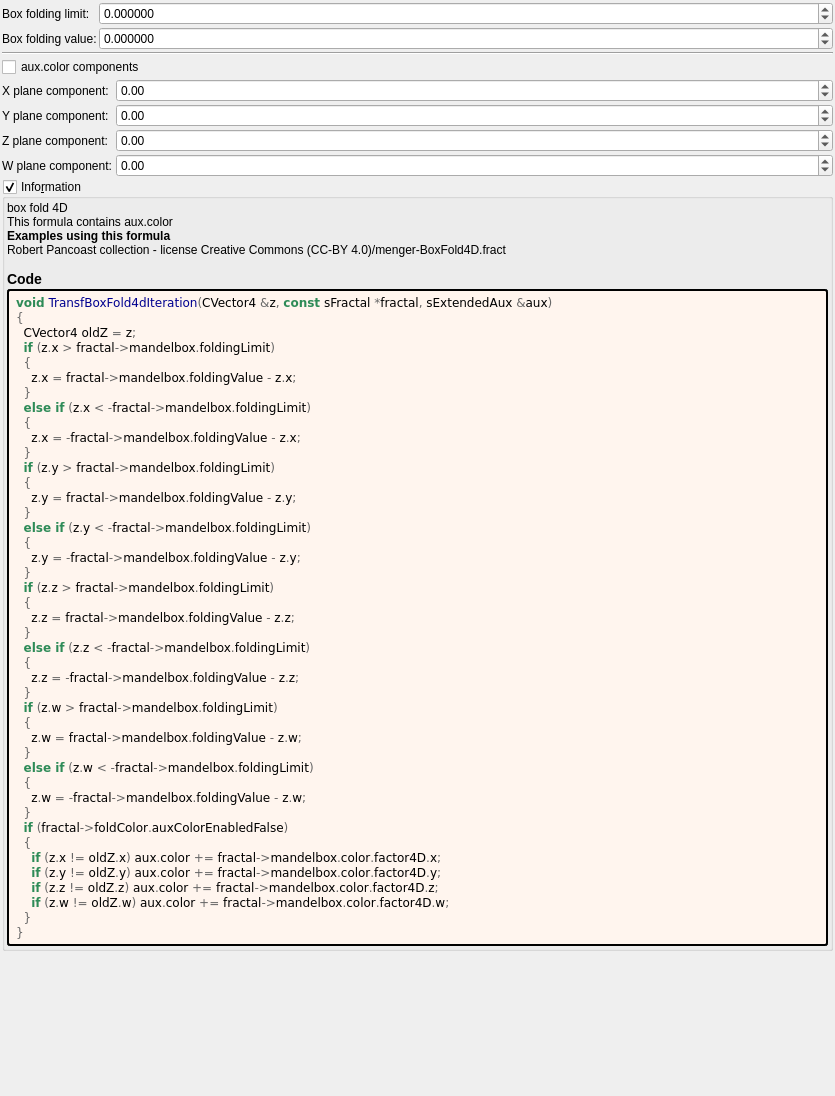
buddhi1980/mandelbulber2, file mandelbulber2/formula/ui/transf_box_fold4d.ui: the form before one commit.
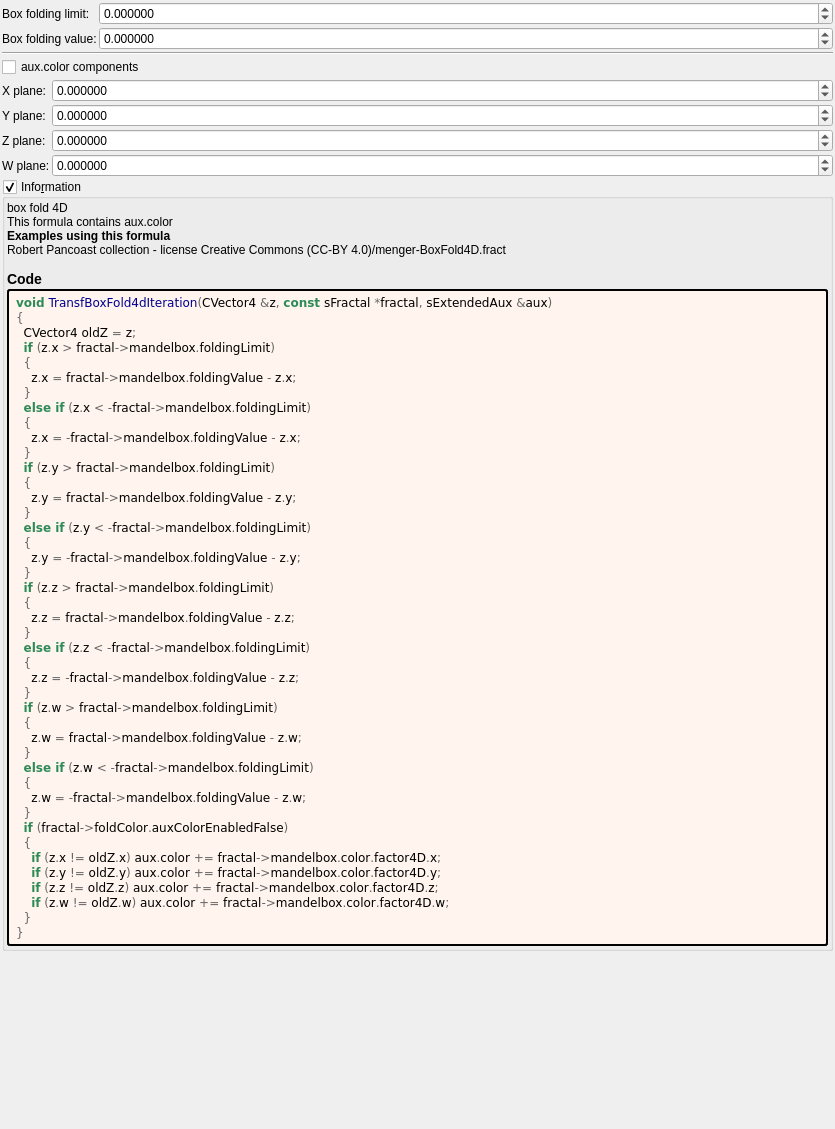
The form after the commit. Custom widgets are drawn as their Qt base class.

Commit message: some more 6 decimal auxcolors

```diff
--- a/mandelbulber2/formula/ui/transf_box_fold4d.ui
+++ b/mandelbulber2/formula/ui/transf_box_fold4d.ui
@@ -7,7 +7,7 @@
     <x>0</x>
     <y>0</y>
     <width>835</width>
-    <height>1096</height>
+    <height>1129</height>
    </rect>
   </property>
   <property name="windowTitle">
@@ -114,147 +114,35 @@
     </widget>
    </item>
    <item>
-    <layout class="QGridLayout" name="gridLayout_4" columnstretch="0,0,1">
+    <layout class="QGridLayout" name="gridLayout_4" columnstretch="0,1,0" columnminimumwidth="0,0,0">
      <property name="spacing">
       <number>2</number>
      </property>
-     <item row="4" column="2">
-      <widget class="MyDoubleSpinBox" name="spinbox4_mandelbox_color_4D_z">
-       <property name="sizePolicy">
-        <sizepolicy hsizetype="Minimum" vsizetype="Maximum">
-         <horstretch>0</horstretch>
-         <verstretch>0</verstretch>
-        </sizepolicy>
-       </property>
-       <property name="prefix">
-        <string/>
-       </property>
-       <property name="suffix">
-        <string/>
-       </property>
-       <property name="decimals">
-        <number>2</number>
-       </property>
-       <property name="minimum">
-        <double>-100.000000000000000</double>
-       </property>
-       <property name="maximum">
-        <double>100.000000000000000</double>
-       </property>
-       <property name="singleStep">
-        <double>0.100000000000000</double>
-       </property>
-      </widget>
-     </item>
-     <item row="5" column="2">
-      <widget class="MyDoubleSpinBox" name="spinbox4_mandelbox_color_4D_w">
-       <property name="sizePolicy">
-        <sizepolicy hsizetype="Minimum" vsizetype="Maximum">
-         <horstretch>0</horstretch>
-         <verstretch>0</verstretch>
-        </sizepolicy>
-       </property>
-       <property name="prefix">
-        <string/>
-       </property>
-       <property name="suffix">
-        <string/>
-       </property>
-       <property name="decimals">
-        <number>2</number>
-       </property>
-       <property name="minimum">
-        <double>-100.000000000000000</double>
-       </property>
-       <property name="maximum">
-        <double>100.000000000000000</double>
-       </property>
-       <property name="singleStep">
-        <double>0.100000000000000</double>
-       </property>
-      </widget>
-     </item>
      <item row="5" column="0">
       <widget class="QLabel" name="label_30">
        <property name="text">
-        <string>W plane component:</string>
-       </property>
-      </widget>
-     </item>
-     <item row="3" column="2">
-      <widget class="MyDoubleSpinBox" name="spinbox4_mandelbox_color_4D_y">
-       <property name="sizePolicy">
-        <sizepolicy hsizetype="Minimum" vsizetype="Maximum">
-         <horstretch>0</horstretch>
-         <verstretch>0</verstretch>
-        </sizepolicy>
-       </property>
-       <property name="prefix">
-        <string/>
-       </property>
-       <property name="suffix">
-        <string/>
-       </property>
-       <property name="decimals">
-        <number>2</number>
-       </property>
-       <property name="minimum">
-        <double>-100.000000000000000</double>
-       </property>
-       <property name="maximum">
-        <double>100.000000000000000</double>
-       </property>
-       <property name="singleStep">
-        <double>0.100000000000000</double>
-       </property>
-      </widget>
-     </item>
-     <item row="2" column="2">
-      <widget class="MyDoubleSpinBox" name="spinbox4_mandelbox_color_4D_x">
-       <property name="sizePolicy">
-        <sizepolicy hsizetype="Minimum" vsizetype="Maximum">
-         <horstretch>0</horstretch>
-         <verstretch>0</verstretch>
-        </sizepolicy>
-       </property>
-       <property name="prefix">
-        <string/>
-       </property>
-       <property name="suffix">
-        <string/>
-       </property>
-       <property name="decimals">
-        <number>2</number>
-       </property>
-       <property name="minimum">
-        <double>-100.000000000000000</double>
-       </property>
-       <property name="maximum">
-        <double>100.000000000000000</double>
-       </property>
-       <property name="singleStep">
-        <double>0.100000000000000</double>
+        <string>W plane:</string>
        </property>
       </widget>
      </item>
      <item row="4" column="0">
       <widget class="QLabel" name="label_27">
        <property name="text">
-        <string>Z plane component:</string>
+        <string>Z plane:</string>
        </property>
       </widget>
      </item>
      <item row="3" column="0">
       <widget class="QLabel" name="label_26">
        <property name="text">
-        <string>Y plane component:</string>
+        <string>Y plane:</string>
        </property>
       </widget>
      </item>
      <item row="2" column="0">
       <widget class="QLabel" name="label_25">
        <property name="text">
-        <string>X plane component:</string>
+        <string>X plane:</string>
        </property>
       </widget>
      </item>
@@ -265,6 +153,118 @@
        </property>
       </widget>
      </item>
+     <item row="2" column="1" colspan="2">
+      <widget class="MyDoubleSpinBox" name="spinbox4_mandelbox_color_4D_x">
+       <property name="sizePolicy">
+        <sizepolicy hsizetype="Minimum" vsizetype="Maximum">
+         <horstretch>0</horstretch>
+         <verstretch>0</verstretch>
+        </sizepolicy>
+       </property>
+       <property name="prefix">
+        <string/>
+       </property>
+       <property name="suffix">
+        <string/>
+       </property>
+       <property name="decimals">
+        <number>6</number>
+       </property>
+       <property name="minimum">
+        <double>-100.000000000000000</double>
+       </property>
+       <property name="maximum">
+        <double>100.000000000000000</double>
+       </property>
+       <property name="singleStep">
+        <double>0.100000000000000</double>
+       </property>
+      </widget>
+     </item>
+     <item row="3" column="1" colspan="2">
+      <widget class="MyDoubleSpinBox" name="spinbox4_mandelbox_color_4D_y">
+       <property name="sizePolicy">
+        <sizepolicy hsizetype="Minimum" vsizetype="Maximum">
+         <horstretch>0</horstretch>
+         <verstretch>0</verstretch>
+        </sizepolicy>
+       </property>
+       <property name="prefix">
+        <string/>
+       </property>
+       <property name="suffix">
+        <string/>
+       </property>
+       <property name="decimals">
+        <number>6</number>
+       </property>
+       <property name="minimum">
+        <double>-100.000000000000000</double>
+       </property>
+       <property name="maximum">
+        <double>100.000000000000000</double>
+       </property>
+       <property name="singleStep">
+        <double>0.100000000000000</double>
+       </property>
+      </widget>
+     </item>
+     <item row="4" column="1" colspan="2">
+      <widget class="MyDoubleSpinBox" name="spinbox4_mandelbox_color_4D_z">
+       <property name="sizePolicy">
+        <sizepolicy hsizetype="Minimum" vsizetype="Maximum">
+         <horstretch>0</horstretch>
+         <verstretch>0</verstretch>
+        </sizepolicy>
+       </property>
+       <property name="prefix">
+        <string/>
+       </property>
+       <property name="suffix">
+        <string/>
+       </property>
+       <property name="decimals">
+        <number>6</number>
+       </property>
+       <property name="minimum">
+        <double>-100.000000000000000</double>
+       </property>
+       <property name="maximum">
+        <double>100.000000000000000</double>
+       </property>
+       <property name="singleStep">
+        <double>0.100000000000000</double>
+       </property>
+      </widget>
+     </item>
+     <item row="5" column="1" colspan="2">
+      <widget class="MyDoubleSpinBox" name="spinbox4_mandelbox_color_4D_w">
+       <property name="sizePolicy">
+        <sizepolicy hsizetype="Minimum" vsizetype="Maximum">
+         <horstretch>0</horstretch>
+         <verstretch>0</verstretch>
+        </sizepolicy>
+       </property>
+       <property name="prefix">
+        <string/>
+       </property>
+       <property name="suffix">
+        <string/>
+       </property>
+       <property name="decimals">
+        <number>6</number>
+       </property>
+       <property name="minimum">
+        <double>-100.000000000000000</double>
+       </property>
+       <property name="maximum">
+        <double>100.000000000000000</double>
+       </property>
+       <property name="singleStep">
+        <double>0.100000000000000</double>
+       </property>
+      </widget>
+     </item>
     </layout>
    </item>
    <item>
```
Left out of the diff: 2 changed lines with no effect on the pictures. The commit also changes 5 other files.
